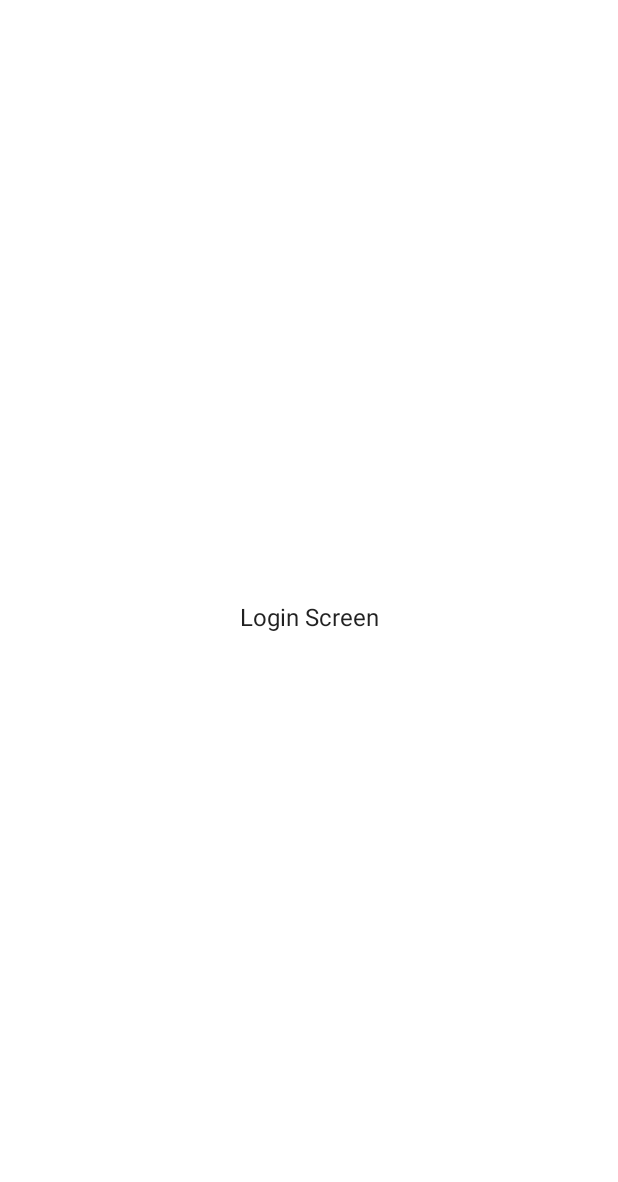
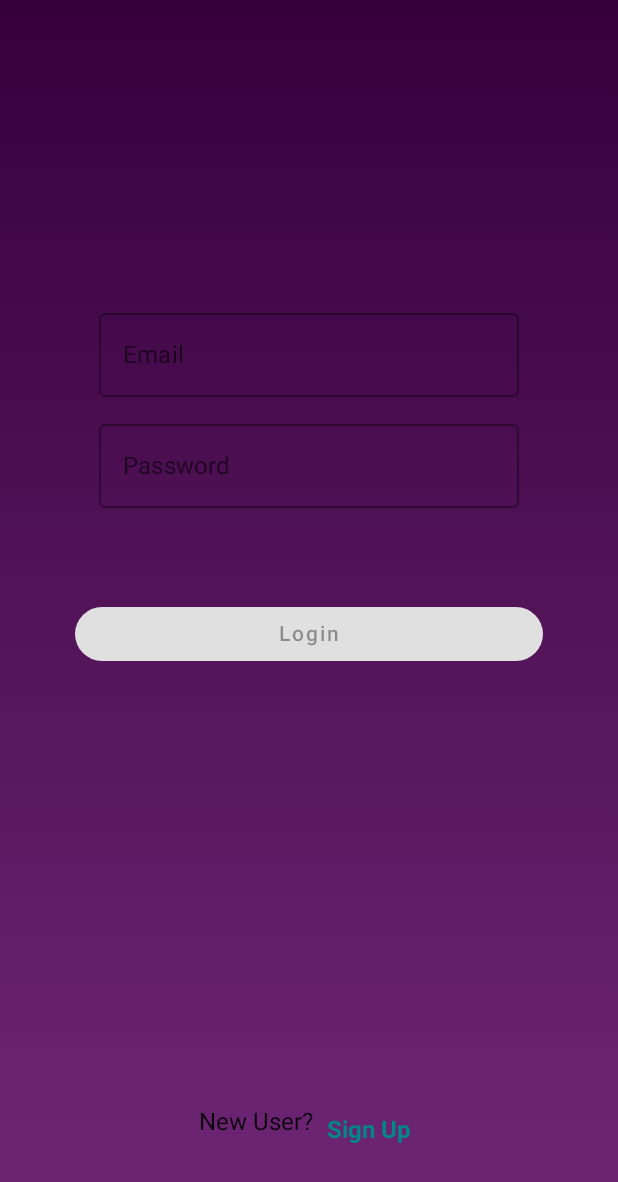
Before and after one commit to DurtDiv3r/ComposeReader, an Android app built with Jetpack Compose: the screen it shows after launch (MainActivity), on a phone screen of 412 x 824 dp. Before the commit the part shown is almost empty. Shown: the top 1182 px of the screen. Run offline under Robolectric (Android 15) with nearby library versions, the phone set to English and light mode, and no system bars; our stand-ins replace Dagger/Hilt's generated code.

Commit message:
Compose Reader: Initial dev on LoginScreen.kt. Applied placeholder UI to all screens.

```diff
--- a/app/src/main/java/com/example/composereader/MainActivity.kt
+++ b/app/src/main/java/com/example/composereader/MainActivity.kt
@@ -3,15 +3,18 @@ package com.example.composereader
 import android.os.Bundle
 import androidx.activity.ComponentActivity
 import androidx.activity.compose.setContent
-import androidx.compose.foundation.layout.Arrangement
-import androidx.compose.foundation.layout.Column
-import androidx.compose.foundation.layout.fillMaxSize
+import androidx.compose.foundation.background
+import androidx.compose.foundation.layout.*
 import androidx.compose.material.MaterialTheme
 import androidx.compose.material.Surface
 import androidx.compose.runtime.Composable
 import androidx.compose.ui.Alignment
 import androidx.compose.ui.Modifier
+import androidx.compose.ui.graphics.Brush
+import androidx.compose.ui.graphics.Color
 import androidx.compose.ui.tooling.preview.Preview
+import androidx.compose.ui.unit.dp
+import com.example.composereader.components.MyUI
 import com.example.composereader.navigation.AppNavigation
 import com.example.composereader.ui.theme.ComposeReaderTheme
 import dagger.hilt.android.AndroidEntryPoint
@@ -29,7 +32,7 @@ class MainActivity : ComponentActivity() {
 //                user["firstName"] = "Bob"
 //                user["lastName"] = "Smith"
 
-
+                MyUI()
                 ComposeReaderApp()
 
             }
@@ -60,9 +63,11 @@ fun ComposeReaderApp() {
     }
 }
 
+
 @Preview(showBackground = true)
 @Composable
 fun DefaultPreview() {
+    MyUI()
     ComposeReaderTheme {
     }
 }
--- /dev/null
+++ b/app/src/main/java/com/example/composereader/components/Components.kt
@@ -0,0 +1,154 @@
+package com.example.composereader.components
+
+import androidx.compose.foundation.background
+import androidx.compose.foundation.layout.*
+import androidx.compose.foundation.shape.CircleShape
+import androidx.compose.foundation.text.KeyboardActions
+import androidx.compose.foundation.text.KeyboardOptions
+import androidx.compose.material.*
+import androidx.compose.material.icons.Icons
+import androidx.compose.material.icons.filled.Close
+import androidx.compose.runtime.Composable
+import androidx.compose.runtime.MutableState
+import androidx.compose.ui.Modifier
+import androidx.compose.ui.graphics.Brush
+import androidx.compose.ui.graphics.Color
+import androidx.compose.ui.text.TextStyle
+import androidx.compose.ui.text.input.ImeAction
+import androidx.compose.ui.text.input.KeyboardType
+import androidx.compose.ui.text.input.PasswordVisualTransformation
+import androidx.compose.ui.text.input.VisualTransformation
+import androidx.compose.ui.tooling.preview.Preview
+import androidx.compose.ui.unit.dp
+import androidx.compose.ui.unit.sp
+
+@Preview
+@Composable
+fun MyUI() {
+    Box(
+        modifier = Modifier
+            .fillMaxWidth()
+            .fillMaxHeight()
+            .background(
+                brush = Brush.verticalGradient(
+                    colors = listOf(Color(0xFF36003C), Color(0xFF702776))
+                )
+            )
+    ) {
+    }
+}
+
+@Composable
+fun EmailInputForm(
+    modifier: Modifier = Modifier,
+    emailLabel: String = "Email",
+    emailState: MutableState<String>,
+    enabled: Boolean = true,
+    imeAction: ImeAction = ImeAction.Next,
+    onAction: KeyboardActions = KeyboardActions.Default
+) {
+    InputField(
+        modifier = modifier,
+        label = emailLabel,
+        inputState = emailState,
+        enabled = enabled,
+        imeAction = imeAction,
+        onAction = onAction,
+        keyboardType = KeyboardType.Email
+    )
+}
+
+@Composable
+fun PasswordInputForm(
+    modifier: Modifier,
+    passwordLabel: String = "Password",
+    passwordState: MutableState<String>,
+    enabled: Boolean,
+    passwordVisibility: MutableState<Boolean>,
+    imeAction: ImeAction = ImeAction.Done,
+    onAction: KeyboardActions = KeyboardActions.Default
+) {
+    val visualTransformation = if (passwordVisibility.value) {
+        VisualTransformation.None
+    } else {
+        PasswordVisualTransformation()
+    }
+    OutlinedTextField(
+        value = passwordState.value,
+        onValueChange = { state ->
+            passwordState.value = state
+        },
+        label = {
+            Text(text = passwordLabel)
+        },
+        singleLine = true,
+        textStyle = TextStyle(fontSize = 16.sp, color = Color.White),
+        modifier = Modifier.padding(start = 16.dp, end = 16.dp, bottom = 10.dp),
+        enabled = enabled,
+        keyboardOptions = KeyboardOptions(
+            keyboardType = KeyboardType.Password,
+            imeAction = imeAction
+        ),
+        visualTransformation = visualTransformation,
+        trailingIcon = {
+            PasswordVisibility(passwordVisibility = passwordVisibility)
+        },
+        keyboardActions = onAction
+    )
+}
+
+@Composable
+fun PasswordVisibility(passwordVisibility: MutableState<Boolean>) {
+    val isVisible = passwordVisibility.value
+
+    IconButton(onClick = {
+        passwordVisibility.value = !isVisible
+    }) {
+        Icons.Default.Close
+    }
+}
+
+fun onDone(trim: String, trim1: String) {
+    TODO("Not yet implemented")
+}
+
+
+@Composable
+fun InputField(
+    modifier: Modifier = Modifier,
+    label: String,
+    inputState: MutableState<String>,
+    enabled: Boolean,
+    isSingleLine: Boolean = true,
+    keyboardType: KeyboardType,
+    imeAction: ImeAction = ImeAction.Next,
+    onAction: KeyboardActions = KeyboardActions.Default
+) {
+
+    OutlinedTextField(
+        value = inputState.value,
+        onValueChange = { state ->
+            inputState.value = state
+        },
+        label = {
+            Text(text = label)
+        },
+        singleLine = isSingleLine,
+        textStyle = TextStyle(fontSize = 16.sp, color = Color.White),
+        modifier = Modifier.padding(start = 16.dp, end = 16.dp, bottom = 10.dp),
+        enabled = enabled,
+        keyboardOptions = KeyboardOptions(keyboardType = keyboardType, imeAction = imeAction)
+    )
+}
+
+@Composable
+fun SubmitButton(label: String,
+                 loading: Boolean,
+                 valid: Boolean,
+                 onClick: () -> Unit) {
+    Button(onClick = onClick, modifier = Modifier
+        .padding(50.dp)
+        .fillMaxWidth(), enabled = !loading && valid, shape = CircleShape) {
+        if (loading) CircularProgressIndicator(modifier = Modifier.size(25.dp)) else Text(text = label)
+    }
+}
--- a/app/src/main/java/com/example/composereader/screens/SplashScreen.kt
+++ b/app/src/main/java/com/example/composereader/screens/SplashScreen.kt
@@ -45,4 +45,6 @@ fun SplashScreen(navController: NavController) {
         val composition by rememberLottieComposition(spec = LottieCompositionSpec.Url("https://assets2.lottiefiles.com/private_files/lf30_FJSIAJ.json"))
         LottieAnimation(composition = composition, iterations = 1)
     }
+//    }
+
 }
--- a/app/src/main/java/com/example/composereader/screens/details/DetailsScreen.kt
+++ b/app/src/main/java/com/example/composereader/screens/details/DetailsScreen.kt
@@ -3,8 +3,10 @@ package com.example.composereader.screens.details
 import androidx.compose.material.Text
 import androidx.compose.runtime.Composable
 import androidx.navigation.NavHostController
+import com.example.composereader.components.MyUI
 
 @Composable
 fun DetailsScreen(navController: NavHostController) {
+    MyUI()
     Text(text = "Details Screen")
 }
--- a/app/src/main/java/com/example/composereader/screens/home/HomeScreen.kt
+++ b/app/src/main/java/com/example/composereader/screens/home/HomeScreen.kt
@@ -3,8 +3,10 @@ package com.example.composereader.screens.home
 import androidx.compose.material.Text
 import androidx.compose.runtime.Composable
 import androidx.navigation.NavHostController
+import com.example.composereader.components.MyUI
 
 @Composable
 fun Home(navController: NavHostController) {
+    MyUI()
     Text(text = "Home Screen")
 }
--- a/app/src/main/java/com/example/composereader/screens/login/LoginScreen.kt
+++ b/app/src/main/java/com/example/composereader/screens/login/LoginScreen.kt
@@ -1,10 +1,132 @@
 package com.example.composereader.screens.login
 
+import androidx.compose.foundation.background
+import androidx.compose.foundation.clickable
+import androidx.compose.foundation.layout.*
+import androidx.compose.foundation.rememberScrollState
+import androidx.compose.foundation.text.KeyboardActions
+import androidx.compose.foundation.verticalScroll
+import androidx.compose.material.MaterialTheme
+import androidx.compose.material.Surface
 import androidx.compose.material.Text
 import androidx.compose.runtime.Composable
+import androidx.compose.runtime.mutableStateOf
+import androidx.compose.runtime.remember
+import androidx.compose.runtime.saveable.rememberSaveable
+import androidx.compose.ui.Alignment
+import androidx.compose.ui.ExperimentalComposeUiApi
+import androidx.compose.ui.Modifier
+import androidx.compose.ui.focus.FocusRequester
+import androidx.compose.ui.focus.focusRequester
+import androidx.compose.ui.graphics.Color
+import androidx.compose.ui.platform.LocalSoftwareKeyboardController
+import androidx.compose.ui.res.stringResource
+import androidx.compose.ui.text.font.FontWeight
+import androidx.compose.ui.tooling.preview.Preview
+import androidx.compose.ui.unit.dp
 import androidx.navigation.NavHostController
+import com.example.composereader.R.*
+import com.example.composereader.components.EmailInputForm
+import com.example.composereader.components.MyUI
+import com.example.composereader.components.PasswordInputForm
+import com.example.composereader.components.SubmitButton
 
 @Composable
 fun LoginScreen(navController: NavHostController) {
-    Text(text = "Login Screen")
+    MyUI()
+    val showLoginForm = rememberSaveable {
+        mutableStateOf(true)
+    }
+    Surface(modifier = Modifier
+        .fillMaxSize()
+        .padding(top = 16.dp), color = Color.Transparent) {
+        Column(horizontalAlignment = Alignment.CenterHorizontally, verticalArrangement = Arrangement.Top) {
+            if (showLoginForm.value) {
+                UserLoginForm(isLoading = false, isCreateAccount = false) { email, password ->
+                    //TODO: Firebase Login
+                }
+            } else {
+                UserLoginForm(isLoading = false, isCreateAccount = true) { email, password ->
+                    //TODO: Firebase create account
+                }
+            }
+
+            Spacer(modifier = Modifier.height(60.dp))
+            Row(modifier = Modifier.padding(16.dp), horizontalArrangement = Arrangement.Center) {
+                val text = if (showLoginForm.value) "Sign Up" else "Login"
+
+                Text(text = "New User? ")
+                Text(text = text, modifier = Modifier
+                    .clickable {
+                        showLoginForm.value = !showLoginForm.value
+                    }
+                    .padding(5.dp), fontWeight = FontWeight.Bold, color = MaterialTheme.colors.secondaryVariant)
+            }
+        }
+    }
+
+
 }
+
+@OptIn(ExperimentalComposeUiApi::class)
+@Preview
+@Composable
+fun UserLoginForm(
+    isLoading: Boolean = false,
+    isCreateAccount: Boolean = false,
+    onDone: (String, String) -> Unit = { email, password -> }
+) {
+    val userEmail = rememberSaveable { mutableStateOf("") }
+    val userPassword = rememberSaveable { mutableStateOf("") }
+    val passwordVisibility = rememberSaveable { mutableStateOf(false) }
+    val keyboardController = LocalSoftwareKeyboardController.current
+    val passwordFocus = FocusRequester.Default
+
+    val isValidFormValues = remember(userEmail.value, userPassword.value) {
+        userEmail.value.trim().isNotEmpty() && userPassword.value.trim().isNotEmpty()
+    }
+
+    val modifier = Modifier
+        .fillMaxWidth()
+        .fillMaxHeight(0.8f)
+        .background(Color.Transparent)
+        .verticalScroll(
+            rememberScrollState()
+        )
+
+    Column(
+        modifier = modifier,
+        horizontalAlignment = Alignment.CenterHorizontally,
+        verticalArrangement = Arrangement.Center
+    ) {
+        if (isCreateAccount) {
+            Text(text = stringResource(id = string.login_info), modifier = Modifier.padding(16.dp))
+        } else {
+            Text(text = "")
+        }
+        EmailInputForm(emailState = userEmail,
+            enabled = !isLoading,
+            onAction = KeyboardActions {
+                passwordFocus.requestFocus()
+            })
+
+        PasswordInputForm(
+            modifier = Modifier.focusRequester(passwordFocus),
+            passwordState = userPassword,
+            enabled = !isLoading,
+            passwordVisibility = passwordVisibility,
+            onAction = KeyboardActions {
+                if (!isValidFormValues) return@KeyboardActions
+                onDone(userEmail.value.trim(), userPassword.value.trim())
+            })
+
+        SubmitButton(
+            label = if (isCreateAccount) "Create Account" else "Login",
+            loading = isLoading,
+            valid = isValidFormValues
+        ) {
+            onDone(userEmail.value.trim(), userPassword.value.trim())
+            keyboardController?.hide()
+        }
+    }
+}
--- /dev/null
+++ b/app/src/main/java/com/example/composereader/screens/login/LoginScreenViewModel.kt
@@ -0,0 +1,6 @@
+package com.example.composereader.screens.login
+
+import androidx.lifecycle.ViewModel
+
+class LoginScreenViewModel: ViewModel() {
+}
--- a/app/src/main/java/com/example/composereader/screens/search/SearchScreen.kt
+++ b/app/src/main/java/com/example/composereader/screens/search/SearchScreen.kt
@@ -3,8 +3,10 @@ package com.example.composereader.screens.search
 import androidx.compose.material.Text
 import androidx.compose.runtime.Composable
 import androidx.navigation.NavHostController
+import com.example.composereader.components.MyUI
 
 @Composable
 fun SearchScreen(navController: NavHostController) {
+    MyUI()
     Text(text = "Search Screen")
 }
--- a/app/src/main/java/com/example/composereader/screens/statistics/StatisticsScreen.kt
+++ b/app/src/main/java/com/example/composereader/screens/statistics/StatisticsScreen.kt
@@ -3,8 +3,10 @@ package com.example.composereader.screens.statistics
 import androidx.compose.material.Text
 import androidx.compose.runtime.Composable
 import androidx.navigation.NavHostController
+import com.example.composereader.components.MyUI
 
 @Composable
 fun StatsScreen(navController: NavHostController) {
+    MyUI()
     Text(text = "Stats Screen")
 }
--- a/app/src/main/java/com/example/composereader/screens/update/UpdateScreen.kt
+++ b/app/src/main/java/com/example/composereader/screens/update/UpdateScreen.kt
@@ -3,8 +3,10 @@ package com.example.composereader.screens.update
 import androidx.compose.material.Text
 import androidx.compose.runtime.Composable
 import androidx.navigation.NavHostController
+import com.example.composereader.components.MyUI
 
 @Composable
 fun UpdateScreen(navController: NavHostController) {
+    MyUI()
     Text(text = "Update Screen")
 }
--- a/app/src/main/res/values/strings.xml
+++ b/app/src/main/res/values/strings.xml
@@ -1,3 +1,4 @@
 <resources>
     <string name="app_name">Compose Reader</string>
+    <string name="login_info">Please enter valid email and password that is at least 6 characters</string>
 </resources>
```
